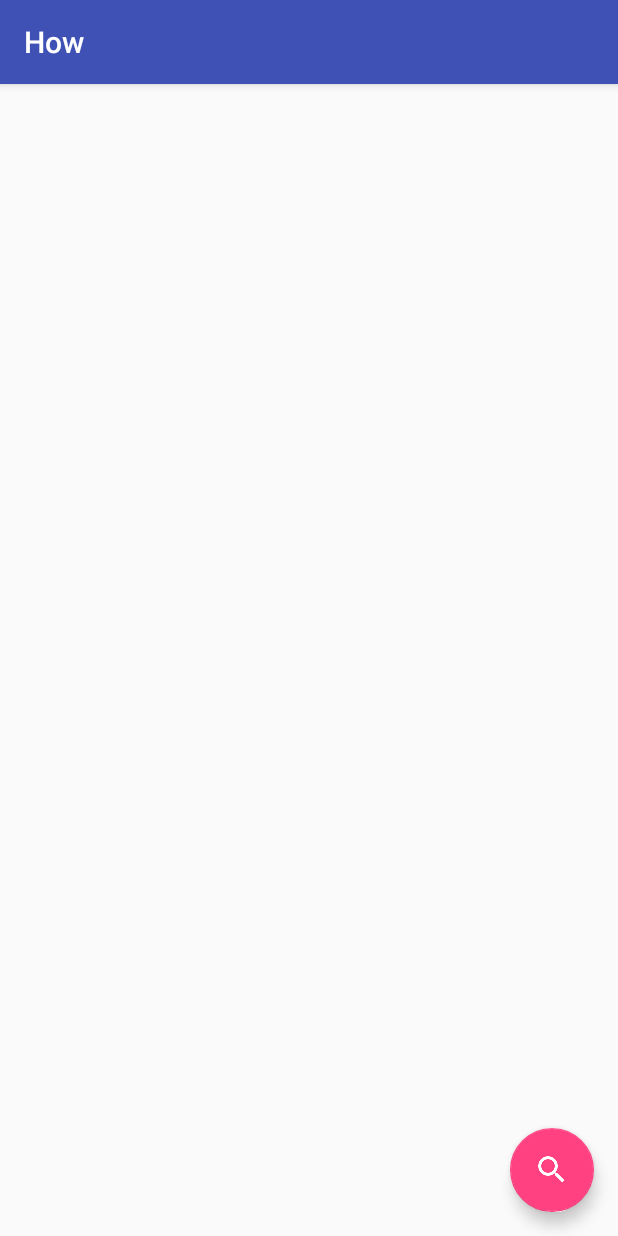
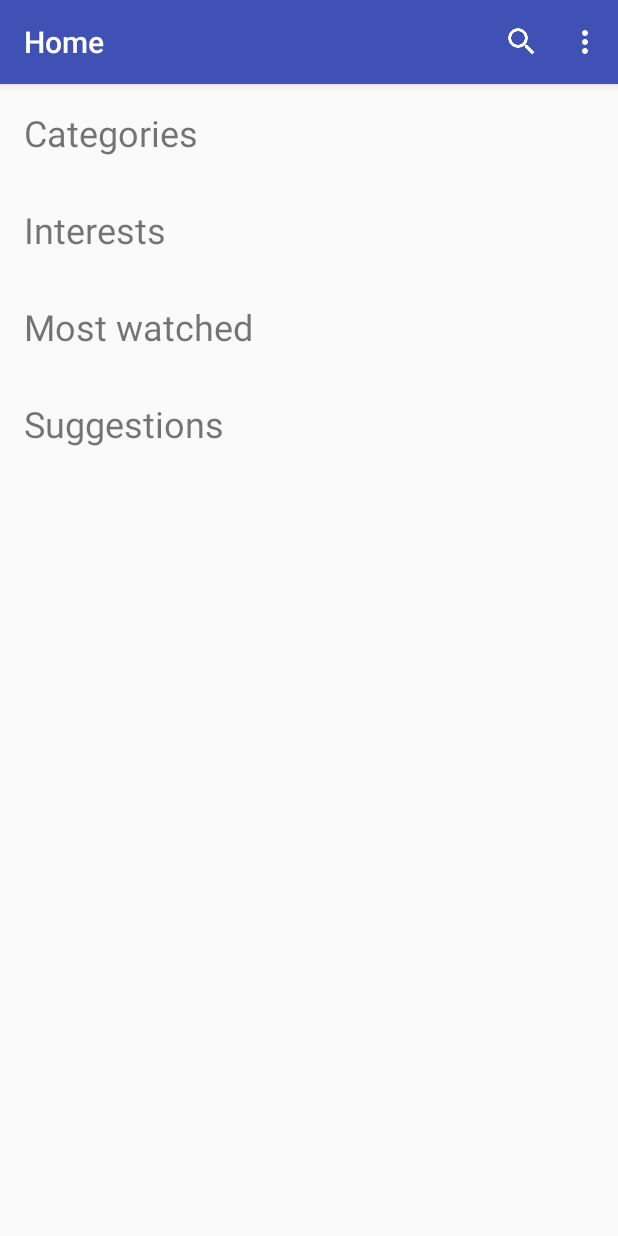
Before and after one commit to abedafnan/How, an Android app: the HomeActivity screen opened directly, with no data from a screen before it, on a phone screen of 412 x 824 dp. Run offline under Robolectric (Android 15) with nearby library versions, the phone set to English and light mode, and no system bars; 1 statement that could not run was skipped.

Commit message:
Edit the home activity

```diff
--- a/app/src/main/java/com/brightstars/android/how/HomeActivity.java
+++ b/app/src/main/java/com/brightstars/android/how/HomeActivity.java
@@ -7,6 +7,8 @@ import android.support.design.widget.Snackbar;
 import android.support.v7.app.AppCompatActivity;
 import android.support.v7.widget.Toolbar;
 import android.util.Log;
+import android.view.Menu;
+import android.view.MenuItem;
 import android.view.View;
 
 import com.google.firebase.iid.FirebaseInstanceId;
@@ -20,17 +22,28 @@ public class HomeActivity extends AppCompatActivity {
         Toolbar toolbar = (Toolbar) findViewById(R.id.home_toolbar);
         setSupportActionBar(toolbar);
 
-        FloatingActionButton fab = (FloatingActionButton) findViewById(R.id.search_fab);
-        fab.setOnClickListener(new View.OnClickListener() {
-            @Override
-            public void onClick(View view) {
-                Snackbar.make(view, "Replace with your own action", Snackbar.LENGTH_LONG)
-                        .setAction("Action", null).show();
-            }
-        });
+        // Setting the title of the toolbar
+        getSupportActionBar().setTitle("Home");
 
         // Will be sent to server with the user's register info
         Log.d("TOKEN", FirebaseInstanceId.getInstance().getToken());
     }
 
+    // Inflating the option menu
+    @Override
+    public boolean onCreateOptionsMenu(Menu menu) {
+        getMenuInflater().inflate(R.menu.menu_home, menu);
+        return true;
+    }
+
+    @Override
+    public boolean onOptionsItemSelected(MenuItem item) {
+        int id = item.getItemId();
+
+        if (id == R.id.action_search) {
+
+        }
+        return super.onOptionsItemSelected(item);
+    }
+
 }
--- a/app/src/main/res/layout/activity_home.xml
+++ b/app/src/main/res/layout/activity_home.xml
@@ -5,8 +5,6 @@
     android:layout_width="match_parent"
     android:layout_height="match_parent"
     tools:context="com.brightstars.android.how.HomeActivity">
-
-
 
     <android.support.v7.widget.Toolbar
         android:id="@+id/home_toolbar"
@@ -18,13 +16,74 @@
         android:theme="@style/ThemeOverlay.AppCompat.Dark.ActionBar"
         app:popupTheme="@style/AppTheme.PopupOverlay" />
 
-    <android.support.design.widget.FloatingActionButton
-        android:id="@+id/search_fab"
-        android:layout_width="wrap_content"
-        android:layout_height="wrap_content"
-        android:layout_alignParentBottom="true"
-        android:layout_alignParentEnd="true"
-        android:layout_margin="@dimen/fab_margin"
-        app:srcCompat="@drawable/ic_search_white_24dp" />
+    <LinearLayout xmlns:android="http://schemas.android.com/apk/res/android"
+        android:layout_below="@id/home_toolbar"
+        android:layout_width="match_parent"
+        android:layout_height="match_parent"
+        android:orientation="vertical">
+
+        <TextView
+            android:layout_width="wrap_content"
+            android:layout_height="wrap_content"
+            android:layout_margin="@dimen/horizontal_margin"
+            android:text="@string/title_categories"
+            android:textSize="24sp" />
+
+        <android.support.v7.widget.RecyclerView
+            android:id="@+id/recyclerView_categories"
+            android:layout_width="wrap_content"
+            android:layout_height="wrap_content">
+
+        </android.support.v7.widget.RecyclerView>
+
+
+        <TextView
+            android:layout_width="wrap_content"
+            android:layout_height="wrap_content"
+            android:layout_margin="@dimen/horizontal_margin"
+            android:text="@string/title_interests"
+            android:textSize="24sp" />
+
+        <android.support.v7.widget.RecyclerView
+            android:id="@+id/recyclerView_interests"
+            android:layout_width="wrap_content"
+            android:layout_height="wrap_content">
+
+        </android.support.v7.widget.RecyclerView>
+
+
+
+        <TextView
+            android:layout_width="wrap_content"
+            android:layout_height="wrap_content"
+            android:layout_margin="@dimen/horizontal_margin"
+            android:text="@string/title_most_watched"
+            android:textSize="24sp" />
+
+        <android.support.v7.widget.RecyclerView
+            android:id="@+id/recyclerView_most_watched"
+            android:layout_width="wrap_content"
+            android:layout_height="wrap_content">
+
+
+
+        </android.support.v7.widget.RecyclerView>
+
+        <TextView
+            android:layout_width="wrap_content"
+            android:layout_height="wrap_content"
+            android:layout_margin="@dimen/horizontal_margin"
+            android:text="@string/title_suggestions"
+            android:textSize="24sp" />
+
+        <android.support.v7.widget.RecyclerView
+            android:id="@+id/recyclerView_suggestions"
+            android:layout_width="wrap_content"
+            android:layout_height="wrap_content">
+
+        </android.support.v7.widget.RecyclerView>
+
+    </LinearLayout>
+
 
 </RelativeLayout>
--- /dev/null
+++ b/app/src/main/res/menu/menu_home.xml
@@ -0,0 +1,50 @@
+<?xml version="1.0" encoding="utf-8"?>
+<menu xmlns:android="http://schemas.android.com/apk/res/android"
+    xmlns:app="http://schemas.android.com/apk/res-auto"
+    xmlns:tools="http://schemas.android.com/tools"
+    tools:context=".ChangePasswordActivity">
+
+    <item
+        android:id="@+id/action_account"
+        android:icon="@drawable/ic_account_circle_black_24dp"
+        android:orderInCategory="100"
+        android:title="@string/menu_item_account"
+        app:showAsAction="never" />
+
+    <item
+        android:id="@+id/action_settings"
+        android:icon="@drawable/ic_settings_black_24dp"
+        android:orderInCategory="200"
+        android:title="@string/menu_item_settings"
+        app:showAsAction="never" />
+
+    <item
+        android:id="@+id/action_terms_privacy"
+        android:icon="@drawable/ic_info_outline_black_24dp"
+        android:orderInCategory="300"
+        android:title="@string/menu_item_terms_privacy"
+        app:showAsAction="never" />
+
+    <item
+        android:id="@+id/action_help_feedback"
+        android:icon="@drawable/ic_help_outline_black_24dp"
+        android:orderInCategory="400"
+        android:title="@string/menu_item_help_feedback"
+        app:showAsAction="never" />
+
+    <item
+        android:id="@+id/action_sign_out"
+        android:icon="@drawable/ic_power_settings_new_black_24dp"
+        android:orderInCategory="500"
+        android:title="@string/menu_item_sign_out"
+        app:showAsAction="never" />
+
+    <item
+        android:id="@+id/action_search"
+        android:icon="@drawable/ic_search_white_24dp"
+        android:orderInCategory="1"
+        android:title="@string/menu_item_sign_out"
+        app:showAsAction="always" />
+
+
+</menu>
--- a/app/src/main/res/values/strings.xml
+++ b/app/src/main/res/values/strings.xml
@@ -1,8 +1,5 @@
 <resources>
     <string name="app_name">How</string>
-
-    <!--main activity strings-->
-    <string name="hello_world">Hello World!</string>
 
     <!--change password activity strings-->
     <string name="prompt_current_pass">Current Password</string>
@@ -17,8 +14,11 @@
     <string name="menu_item_help_feedback">Help and feedback</string>
     <string name="menu_item_sign_out">Sign out</string>
 
+    <!--home activity strings-->
     <string name="title_categories">Categories</string>
     <string name="title_most_watched">Most watched</string>
+    <string name="title_interests">Interests</string>
+    <string name="title_suggestions">Suggestions</string>
 
     <!--main activity strings-->
     <string name="text_sign_in">Sign In</string>
```
Also changed, not shown: app/src/main/res/layout/activity_home2.xml (deleted, +0 -41 lines), app/src/main/res/layout/item_row_details.xml (+14 -11 lines).
